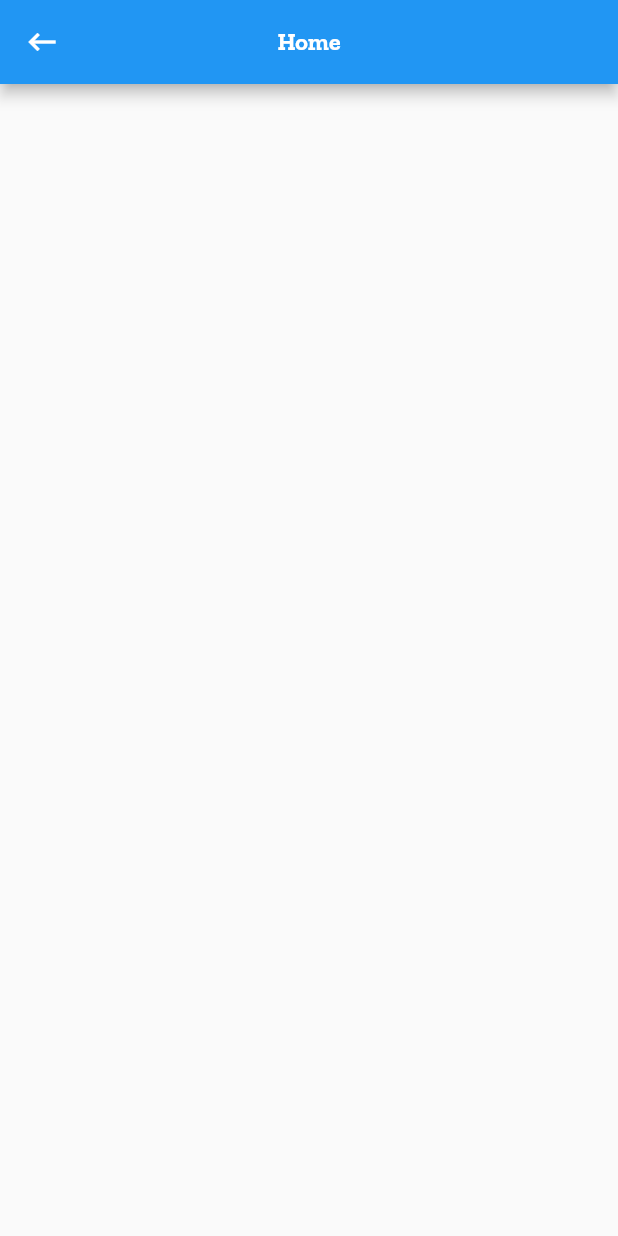
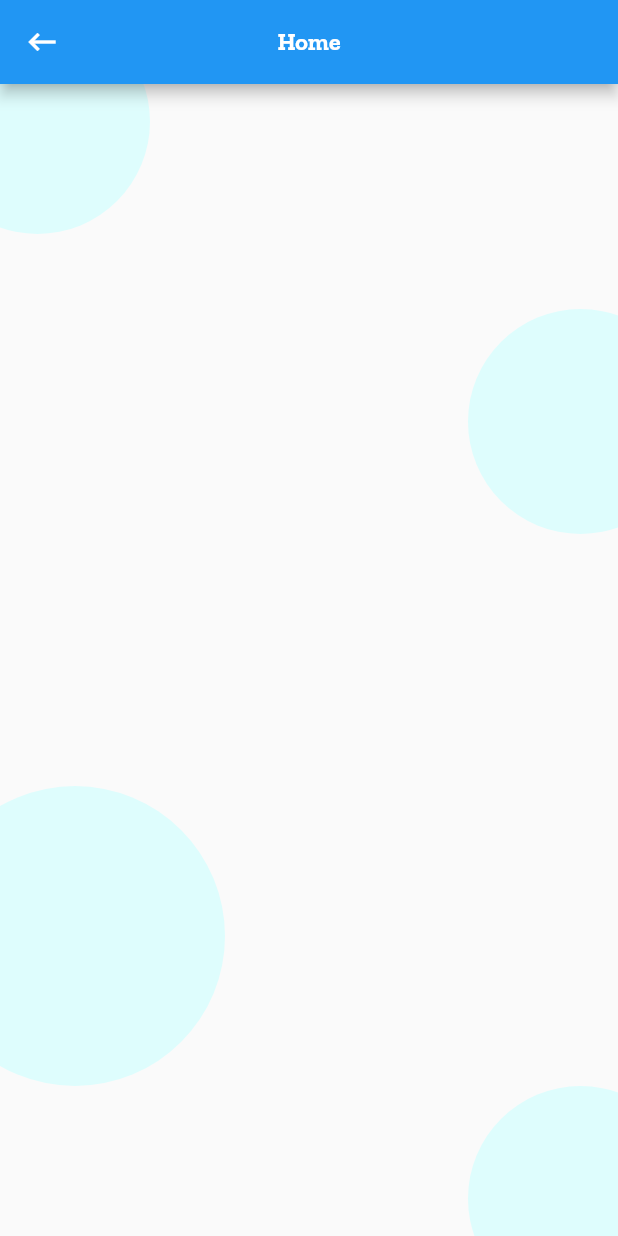
Before and after one commit to webaddicted/Flutter-Demo, a Flutter app: the FcmHome screen opened directly, on a phone screen of 412 x 824 dp. Run offline on Flutter 3.47's test engine with Material 2 defaults, Android fonts, the phone set to English and light mode, and no system bars; our stand-ins replace avatar_glow, cloud_firestore, firebase_auth, firebase_storage, flutter_datetime_picker, flutter_rating_bar and 6 more; missing offline and left inert: flutter_facebook_login, flutter_stetho, flutter_twitter; accounts and stored records are empty.

Commit message:
Firebase ui and FirebaseStorage upload signup image

```diff
--- a/lib/global/constant/color_const.dart
+++ b/lib/global/constant/color_const.dart
@@ -13,8 +13,12 @@ class ColorConst {
 //  static Color BLACK_COLOR = colorFromHex("#000000");
 //  static Color WHITE_COLOR = colorFromHex("#FFFFFF");
   static Color FCM_APP_COLOR = colorFromHex("#fbae44"); //fbae00//f98e14
-  static Color FB_COLOR = colorFromHex("#2951a6"); //fbae00//f98e14
-  static Color GOOGLE_COLOR = colorFromHex("#f14336"); //fbae00//f98e14
-  static Color TWITTER_COLOR = colorFromHex("#00acee"); //fbae00//f98e14
+  static Color FB_COLOR = colorFromHex("#2951a6");
+  static Color GOOGLE_COLOR = colorFromHex("#f14336");
+  static Color TWITTER_COLOR = colorFromHex("#00acee");
+
+  static Color CIRCLE_FADE1 = colorFromHex('#9BCCFFFF');
+  static Color CIRCLE_FADE2 = colorFromHex('#ACCCE6FF');
+  static Color CIRCLE_FADE3 = colorFromHex('#93FFFFCC');
 
 }
--- a/lib/global/constant/string_const.dart
+++ b/lib/global/constant/string_const.dart
@@ -17,7 +17,7 @@ class StringConst {
   static const String BOTTOM_NAVIGATION_TITLE = 'Bottom navigation';
   static const String TAB_BAR_TITLE = 'Tab bar';
   static const String SQFLITE_TITLE = "Sqflite";
-  static String SQFLITE_USERHOME_TITLE = 'All Users';
+  static const String SQFLITE_USERHOME_TITLE = 'All Users';
   static const String SP_TITLE = "Shared Preference";
   static const String PERMISSION_HELPER_TITLE = "Permission Helper";
   static String TEXT_TITLE = 'Text';
@@ -31,8 +31,7 @@ class StringConst {
   static String HOME_TITLE = 'Home';
   static String BOTTOM_SHEET_TITLE = 'Bottom Sheet';
   static String DRAGABLE_BOTTOM_SHEET_TITLE = 'Dragable Bottom Sheet';
-
   static String IMAGE_PICKER_TITLE = 'Image Picker';
-
+  static String DIALOG_TITLE = 'Dialog';
 //  {END TITLE}
 }
--- /dev/null
+++ b/lib/global/utils/random_widget.dart
@@ -0,0 +1,86 @@
+
+import 'dart:io';
+
+import 'package:flutter/cupertino.dart';
+import 'package:flutter/material.dart';
+import 'package:flutterbeginner/global/constant/api_const.dart';
+import 'package:flutterbeginner/global/constant/color_const.dart';
+import 'package:flutterbeginner/global/utils/widget_helper.dart';
+
+Widget bgDesign() {
+  return Stack(
+    children: <Widget>[
+      Align(
+        alignment: Alignment.topLeft,
+        child: Container(
+          height: 150,
+          width: 150,
+          transform: Matrix4.translationValues(-50, -50, 0.0),
+          decoration: BoxDecoration(
+              color: ColorConst.CIRCLE_FADE1, shape: BoxShape.circle),
+        ),
+      ),
+      Align(
+        alignment: Alignment.bottomLeft,
+        child: Container(
+          height: 200,
+          width: 200,
+          transform: Matrix4.translationValues(-50, -100, 0.0),
+          decoration: BoxDecoration(
+              color: ColorConst.CIRCLE_FADE1, shape: BoxShape.circle),
+        ),
+      ),
+      Align(
+        alignment: Alignment.bottomRight,
+        child: Container(
+          height: 150,
+          width: 150,
+          transform: Matrix4.translationValues(50, 50, 0.0),
+          decoration: BoxDecoration(
+              color: ColorConst.CIRCLE_FADE1, shape: BoxShape.circle),
+        ),
+      ),
+      Align(
+        alignment: Alignment.topRight,
+        child: Container(
+          height: 150,
+          width: 150,
+          transform: Matrix4.translationValues(50, 150, 0),
+          decoration: BoxDecoration(
+              color: ColorConst.CIRCLE_FADE1, shape: BoxShape.circle),
+        ),
+      ),
+    ],
+  );
+}
+Widget getCircularImage(double size, File fileImage) {
+  return Container(
+    width: size,
+    height: size,
+    decoration: BoxDecoration(
+      color: Colors.white,
+      borderRadius: new BorderRadius.all(new Radius.circular(size / 2)),
+      border: new Border.all(
+        color: ColorConst.FCM_APP_COLOR,
+        width: 4.0,
+      ),
+    ),
+    child: ClipOval(child: fileImage!=null?Image.file(fileImage, fit: BoxFit.cover):loadCircleImg(ApiConst.DEMO_IMG, 0, 80)),
+  );
+}
+Widget getCircularImageClick(double size, Function pickImage) {
+  return Container(
+    width: size,
+    height: size,
+    decoration: BoxDecoration(
+      color: Colors.white,
+      borderRadius: new BorderRadius.all(new Radius.circular(size / 2)),
+      border: new Border.all(
+        color: ColorConst.FCM_APP_COLOR,
+        width: 2.0,
+      ),
+    ),
+    child: ClipOval(child: IconButton(icon: Icon(Icons.image, color: Colors.grey,),
+         onPressed: pickImage)),
+  );
+}
--- a/lib/view/alltask/all_task.dart
+++ b/lib/view/alltask/all_task.dart
@@ -11,6 +11,7 @@ import 'package:flutterbeginner/view/example/bottom_sheet_dragable.dart';
 import 'package:flutterbeginner/view/example/calculator_app.dart';
 import 'package:flutterbeginner/view/example/camera_gallery.dart';
 import 'package:flutterbeginner/view/example/chat_app.dart';
+import 'package:flutterbeginner/view/example/dialog_screen.dart';
 import 'package:flutterbeginner/view/example/listview_pagination.dart';
 import 'package:flutterbeginner/view/example/local_jsondata.dart';
 import 'package:flutterbeginner/view/example/login_page.dart';
@@ -116,6 +117,8 @@ class ALLTask extends StatelessWidget {
     allTaskBean.add('Bottom Sheet');
     allTaskBean.add('Dragable Bottom Sheet');
     allTaskBean.add('Image Picker');
+    allTaskBean.add('Dialog');
+
     return allTaskBean;
   }
 
@@ -177,7 +180,8 @@ class ALLTask extends StatelessWidget {
         return navigationPush(context, BottomSheetDragableScreen());
       case 'Image Picker':
         return navigationPush(context, CameraGallery());
-
+      case 'Dialog':
+        return navigationPush(context, DialogScreen());
     }
   }
 }
--- a/lib/view/firebase/fcm_home.dart
+++ b/lib/view/firebase/fcm_home.dart
@@ -1,5 +1,6 @@
 import 'package:flutter/material.dart';
 import 'package:flutterbeginner/global/constant/string_const.dart';
+import 'package:flutterbeginner/global/utils/random_widget.dart';
 import 'package:flutterbeginner/global/utils/widget_helper.dart';
 
 class FcmHome extends StatefulWidget {
@@ -8,10 +9,23 @@ class FcmHome extends StatefulWidget {
 }
 
 class _FcmHomeState extends State<FcmHome> {
+  BuildContext _ctx;
   @override
   Widget build(BuildContext context) {
     return Scaffold(
       appBar: getAppBarWithBackBtn(context, StringConst.HOME_TITLE),
+      body: Builder(builder: (_context) => _createUi(_context)),
+    );
+  }
+
+  Widget _createUi(BuildContext context) {
+    _ctx = context;
+    return Container(
+      child: Stack(
+        children: <Widget>[
+          bgDesign(),
+        ],
+      ),
     );
   }
 }
--- a/pubspec.yaml
+++ b/pubspec.yaml
@@ -38,6 +38,7 @@ dependencies:
   flutter_facebook_login: ^3.0.0
   flutter_twitter: ^1.1.3
   cloud_firestore: ^0.13.5
+  firebase_storage: ^3.1.5
   image_picker: ^0.6.5+3
 
 dev_dependencies:
```
Also changed, not shown: lib/global/utils/dialog_utility.dart (added, +175 -0 lines), lib/global/utils/widget_helper.dart (+11 -0 lines), lib/view/example/dialog_screen.dart (added, +234 -0 lines), lib/view/firebase/fcm_login.dart (+7 -1 lines), lib/view/firebase/fcm_login_mobile.dart (+7 -4 lines), lib/view/firebase/fcm_signup.dart (+107 -8 lines), lib/view/firebase/fcm_social_login.dart (+16 -10 lines), pubspec.lock, 1 other file.
